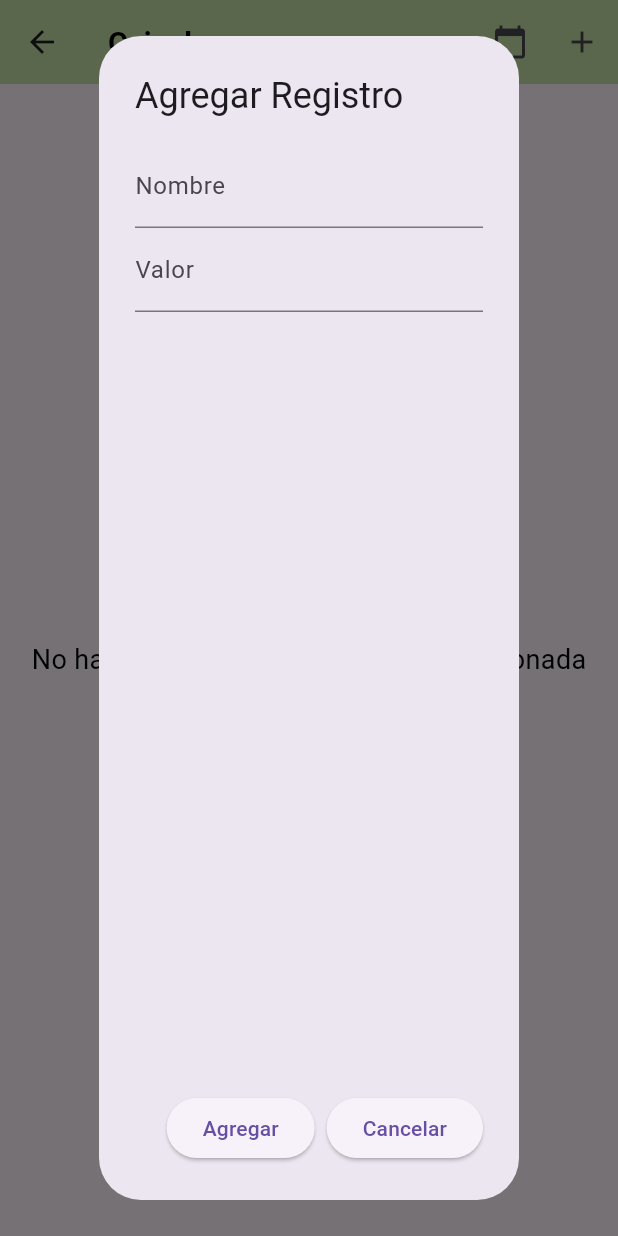
After one commit to Mondacars0165/verduleria-1, a Flutter app: the HacerCajaScreen screen opened directly, after a tap on the "add" icon, on a phone screen of 412 x 824 dp. The commit adds this screen. Run offline on Flutter 3.47's test engine with Material 3 defaults, Android fonts, the phone set to English and light mode, and no system bars; our stand-ins replace cloud_firestore, firebase_auth, firebase_core; accounts and stored records are empty.

Commit message:
modulo de caja

```diff
--- /dev/null
+++ b/lib/servicios/caja.services.dart
@@ -0,0 +1,64 @@
+import 'package:cloud_firestore/cloud_firestore.dart';
+import 'package:intl/intl.dart';
+
+class CajaService {
+  FirebaseFirestore db = FirebaseFirestore.instance;
+
+  Future<void> ingresarRegistro(
+      String nombre, int valor, DateTime selectedDate) async {
+    String formattedDate = DateFormat('yyyy-MM-dd').format(selectedDate);
+
+    await db.collection('caja').add({
+      'nombre': nombre,
+      'valor': valor,
+      'fecha': formattedDate,
+    });
+  }
+
+  Future<List<Map<String, dynamic>>> getProductosEnFecha(
+      DateTime? selectedDate) async {
+    if (selectedDate == null) return [];
+
+    String formattedDate = DateFormat('yyyy-MM-dd').format(selectedDate);
+
+    QuerySnapshot<Map<String, dynamic>> querySnapshot = await db
+        .collection('caja')
+        .where('fecha', isEqualTo: formattedDate)
+        .get();
+
+    return querySnapshot.docs
+        .map((doc) => {...doc.data()! as Map<String, dynamic>, 'id': doc.id})
+        .toList();
+  }
+
+  Future<void> eliminarProducto(String productId) async {
+    await db.collection('caja').doc(productId).delete();
+  }
+
+  Future<void> guardarTotalCaja(DateTime fecha) async {
+    String formattedDate = DateFormat('yyyy-MM-dd').format(fecha);
+
+    double montoTotal = await _calcularMontoTotalEnFecha(fecha);
+
+    await db.collection('cajas').add({
+      'fecha': formattedDate,
+      'montoTotal': montoTotal,
+    });
+  }
+
+  Future<double> _calcularMontoTotalEnFecha(DateTime fecha) async {
+    String formattedDate = DateFormat('yyyy-MM-dd').format(fecha);
+
+    QuerySnapshot<Map<String, dynamic>> querySnapshot = await db
+        .collection('caja')
+        .where('fecha', isEqualTo: formattedDate)
+        .get();
+
+    double total = 0.0;
+    for (var doc in querySnapshot.docs) {
+      total += (doc.data()!['valor'] ?? 0).toDouble();
+    }
+
+    return total;
+  }
+}
--- /dev/null
+++ b/lib/vistas/hacercaja.dart
@@ -0,0 +1,222 @@
+import 'package:flutter/material.dart';
+import 'package:intl/intl.dart';
+import 'package:verduleria/servicios/caja.services.dart';
+
+class HacerCajaScreen extends StatefulWidget {
+  @override
+  _HacerCajaScreenState createState() => _HacerCajaScreenState();
+}
+
+class _HacerCajaScreenState extends State<HacerCajaScreen> {
+  final TextEditingController nombreController = TextEditingController();
+  final TextEditingController valorController = TextEditingController();
+
+  final CajaService _cajaService = CajaService();
+
+  static DateTime? selectedDate;
+
+  @override
+  Widget build(BuildContext context) {
+    return Scaffold(
+      appBar: AppBar(
+        title: Text(
+          'Caja de ${selectedDate != null ? "${selectedDate!.day}/${selectedDate!.month}/${selectedDate!.year}" : ""}',
+          style: TextStyle(
+            fontSize: 20,
+            fontWeight: FontWeight.bold,
+            color: Colors.black,
+          ),
+        ),
+        actions: [
+          IconButton(
+            icon: Icon(Icons.calendar_today),
+            onPressed: () => _selectDate(context),
+          ),
+          IconButton(
+            icon: Icon(Icons.add),
+            onPressed: () => _openForm(context),
+          ),
+        ],
+        backgroundColor: Colors.lightGreen[200],
+      ),
+      body: FutureBuilder<List<Map<String, dynamic>>>(
+        future: _cajaService.getProductosEnFecha(selectedDate),
+        builder: (context, snapshot) {
+          if (snapshot.connectionState == ConnectionState.waiting) {
+            return Center(child: CircularProgressIndicator());
+          } else if (snapshot.hasError || snapshot.data == null) {
+            return Center(child: Text('Error obteniendo productos'));
+          } else {
+            List<Map<String, dynamic>> productos = snapshot.data!;
+
+            if (productos.isEmpty) {
+              return Center(
+                child: Text(
+                  'No hay productos para la fecha seleccionada',
+                  style: TextStyle(fontSize: 18, color: Colors.black),
+                ),
+              );
+            }
+
+            return Column(
+              children: [
+                Expanded(
+                  child: ListView.builder(
+                    itemCount: productos.length,
+                    itemBuilder: (context, index) {
+                      var producto = productos[index];
+                      return ListTile(
+                        title: Text(producto['nombre'] ?? ''),
+                        subtitle: Text(
+                          NumberFormat.currency(
+                            symbol: '\$',
+                            decimalDigits: 2,
+                          ).format(producto['valor'] ?? 0.0),
+                        ),
+                        trailing: IconButton(
+                          icon: Icon(Icons.delete),
+                          onPressed: () async {
+                            await _cajaService.eliminarProducto(producto['id']);
+                            setState(() {});
+                          },
+                        ),
+                      );
+                    },
+                  ),
+                ),
+                BottomAppBar(
+                  child: Container(
+                    height: 50.0,
+                    child: Row(
+                      mainAxisAlignment: MainAxisAlignment.spaceBetween,
+                      children: [
+                        Padding(
+                          padding: const EdgeInsets.only(left: 16.0),
+                          child: FutureBuilder<List<Map<String, dynamic>>>(
+                            future:
+                                _cajaService.getProductosEnFecha(selectedDate),
+                            builder: (context, snapshot) {
+                              double montoTotal =
+                                  _calcularMontoTotal(snapshot.data ?? []);
+                              return Text(
+                                'Monto Total: $montoTotal',
+                                style: TextStyle(
+                                  fontSize: 16,
+                                  color: Colors.black,
+                                ),
+                              );
+                            },
+                          ),
+                        ),
+                        ElevatedButton(
+                          onPressed: () async {
+                            await _cajaService.guardarTotalCaja(selectedDate!);
+                            ScaffoldMessenger.of(context).showSnackBar(
+                              SnackBar(
+                                content: Text('Datos guardados correctamente'),
+                              ),
+                            );
+                          },
+                          child: Text('Guardar'),
+                        ),
+                      ],
+                    ),
+                  ),
+                ),
+              ],
+            );
+          }
+        },
+      ),
+    );
+  }
+
+  Future<void> _openForm(BuildContext context) async {
+    return showDialog(
+      context: context,
+      builder: (BuildContext context) {
+        return AlertDialog(
+          title: Text('Agregar Registro'),
+          content: Column(
+            children: [
+              TextField(
+                controller: nombreController,
+                decoration: InputDecoration(labelText: 'Nombre'),
+              ),
+              TextField(
+                controller: valorController,
+                decoration: InputDecoration(labelText: 'Valor'),
+              ),
+            ],
+          ),
+          actions: <Widget>[
+            ElevatedButton(
+              onPressed: () async {
+                String nombre = nombreController.text.trim();
+                int valor = int.tryParse(valorController.text) ?? 0;
+
+                if (nombre.isNotEmpty && valor > 0) {
+                  await _cajaService.ingresarRegistro(
+                    nombre,
+                    valor,
+                    selectedDate!,
+                  );
+
+                  nombreController.clear();
+                  valorController.clear();
+
+                  setState(() {});
+
+                  ScaffoldMessenger.of(context).showSnackBar(
+                    SnackBar(
+                      content: Text('Registro ingresado correctamente'),
+                    ),
+                  );
+                } else {
+                  ScaffoldMessenger.of(context).showSnackBar(
+                    SnackBar(
+                      content: Text(
+                          'Completa todos los campos antes de ingresar el registro'),
+                      backgroundColor: Colors.red,
+                    ),
+                  );
+                }
+              },
+              child: Text('Agregar'),
+            ),
+            ElevatedButton(
+              onPressed: () {
+                Navigator.of(context).pop();
+              },
+              child: Text('Cancelar'),
+            ),
+          ],
+        );
+      },
+    );
+  }
+
+  Future<void> _selectDate(BuildContext context) async {
+    final DateTime picked = (await showDatePicker(
+          context: context,
+          initialDate: selectedDate ?? DateTime.now(),
+          firstDate: DateTime(2000),
+          lastDate: DateTime(2101),
+        )) ??
+        selectedDate!;
+
+    if (picked != null) {
+      setState(() {
+        selectedDate = picked;
+      });
+    }
+  }
+
+  double _calcularMontoTotal(List<Map<String, dynamic>> productos) {
+    double total = 0.0;
+    for (var producto in productos) {
+      total += producto['valor'] ?? 0.0;
+    }
+    return total;
+  }
+}
--- a/pubspec.yaml
+++ b/pubspec.yaml
@@ -20,6 +20,8 @@ dependencies:
   firebase_core: ^2.23.0
   firebase_auth: ^4.14.1
   cloud_firestore: ^4.13.3
+  intl: ^0.19.0
+  fl_chart: ^0.65.0
 
 dev_dependencies:
   flutter_test:
```
Also changed, not shown: lib/vistas/historial.dart (added, +20 -0 lines), lib/vistas/homenrm.dart (+53 -4 lines), pubspec.lock.
